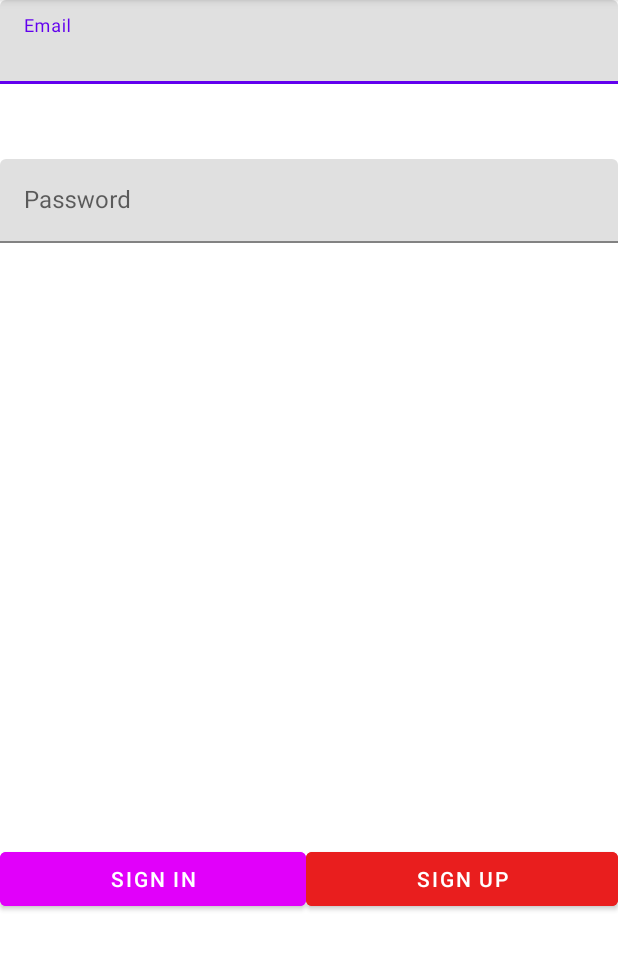
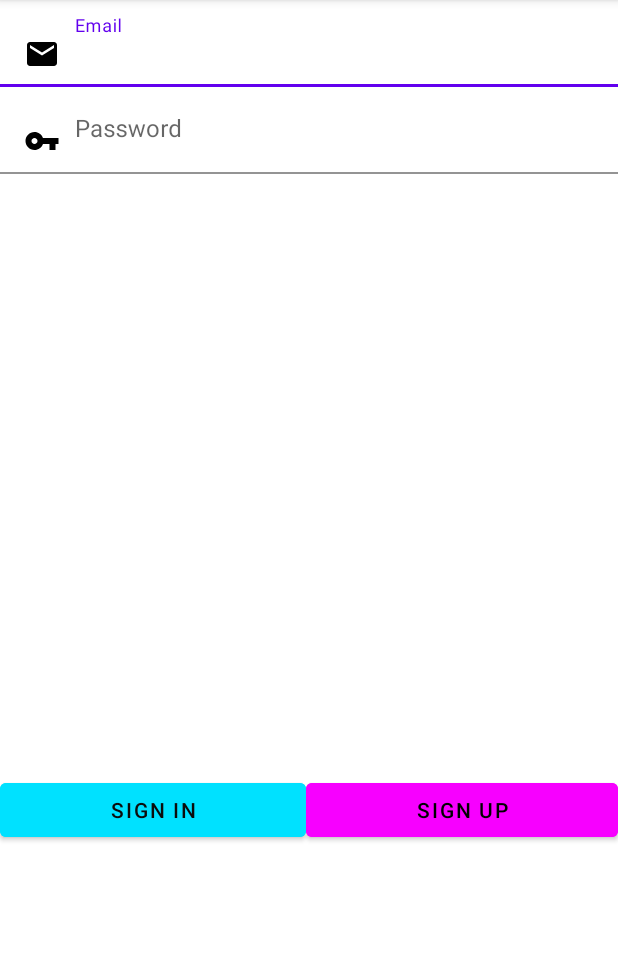
Before and after one commit to Abdalrhman210505/AbdalrhmanFinalProject, an Android app: the screen it shows after launch (SignInActivty), on a phone screen of 412 x 824 dp, the part 84-1054 px from its top. Run offline under Robolectric (Android 15) with nearby library versions, the phone set to English and light mode, and no system bars; our stand-ins replace Firebase (no records; nobody signed in at launch, a user with empty details on screens opened directly).

Commit message:
designing

```diff
--- a/app/src/main/res/layout/activity_sign_in.xml
+++ b/app/src/main/res/layout/activity_sign_in.xml
@@ -2,7 +2,6 @@
 <LinearLayout xmlns:android="http://schemas.android.com/apk/res/android"
     xmlns:app="http://schemas.android.com/apk/res-auto"
     xmlns:tools="http://schemas.android.com/tools"
-    android:id="@+id/btnsignin1"
     android:layout_width="match_parent"
     android:layout_height="wrap_content"
     android:orientation="vertical"
@@ -15,12 +14,18 @@
 
         <com.google.android.material.textfield.TextInputLayout
             android:layout_width="match_parent"
-            android:layout_height="wrap_content">
+            android:layout_height="wrap_content"
+            android:background="#00FFFFFF"
+            app:boxBackgroundColor="#00FFFFFF">
+
 
             <com.google.android.material.textfield.TextInputEditText
                 android:id="@+id/etEmail"
                 android:layout_width="match_parent"
                 android:layout_height="match_parent"
+                android:drawableStart="@drawable/email"
+                android:drawableLeft="@drawable/email"
+                android:drawablePadding="10dp"
                 android:hint="Email" />
 
         </com.google.android.material.textfield.TextInputLayout>
@@ -28,21 +33,26 @@
 
     <com.google.android.material.textfield.TextInputLayout
         android:layout_width="match_parent"
-        android:layout_height="match_parent">
+        android:layout_height="match_parent"
+        app:boxBackgroundColor="#00FFFFFF">
+
 
         <com.google.android.material.textfield.TextInputEditText
             android:id="@+id/etPassword"
             android:layout_width="match_parent"
             android:layout_height="wrap_content"
-            android:layout_marginTop="50dp"
-            android:hint="Password" />
+            android:drawableStart="@drawable/ic_baseline_vpn_key_24"
+            android:drawableLeft="@drawable/ic_baseline_vpn_key_24"
+            android:drawablePadding="10dp"
+            android:hint="Password"
+            app:boxBackgroundColor="#00FFFFFF" />
 
     </com.google.android.material.textfield.TextInputLayout>
 
     <LinearLayout
         android:layout_width="match_parent"
         android:layout_height="wrap_content"
-        android:background="#FFFFFF">
+        android:background="#00FFFFFF">
 
         <Button
             android:id="@+id/btnsignin"
@@ -50,8 +60,9 @@
             android:layout_height="wrap_content"
             android:layout_marginTop="400dp"
             android:layout_weight="1"
-            android:backgroundTint="#E100FA"
-            android:text="Sign In" />
+            android:backgroundTint="#00E1FF"
+            android:text="Sign In"
+            android:textColor="#0C0C0C" />
 
         <Button
             android:id="@+id/btnsignup"
@@ -59,8 +70,9 @@
             android:layout_height="wrap_content"
             android:layout_marginTop="400dp"
             android:layout_weight="1"
-            android:backgroundTint="#E91E1E"
-            android:text="Sign Up" />
+            android:backgroundTint="#F700FF"
+            android:text="Sign Up"
+            android:textColor="#000000" />
     </LinearLayout>
 
 </LinearLayout>
--- a/app/src/main/res/layout/activity_sign_up.xml
+++ b/app/src/main/res/layout/activity_sign_up.xml
@@ -48,11 +48,12 @@
         <com.google.android.material.textfield.TextInputEditText
             android:id="@+id/hConfirm"
             android:layout_width="match_parent"
+            android:layout_height="wrap_content"
+            android:layout_marginBottom="50dp"
+            android:backgroundTint="#FFFFFF"
             android:drawableStart="@drawable/ic_baseline_replay_24"
             android:drawableLeft="@drawable/ic_baseline_replay_24"
             android:drawablePadding="5dp"
-            android:layout_height="wrap_content"
-            android:backgroundTint="#FFFFFF"
             android:hint="Confirm Password" />
     </com.google.android.material.textfield.TextInputLayout>
 
```
